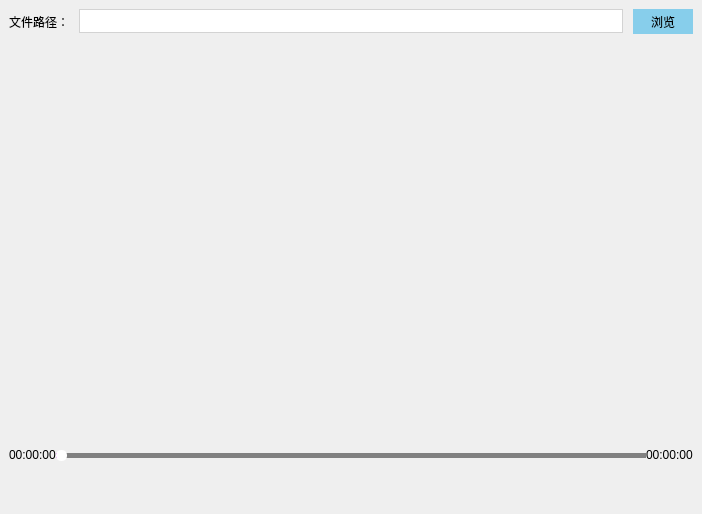
tgtsml/QtPlayer, file mainwindow.ui: the form before one commit.
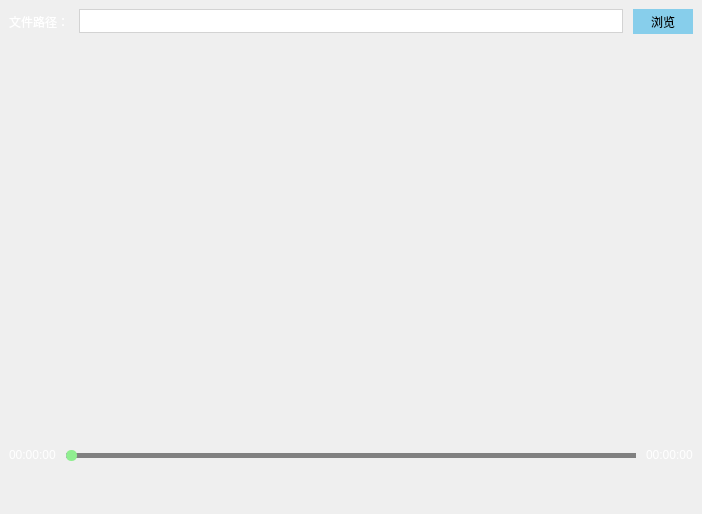
The form after the commit. Icons and pictures are not drawn.

The edit to the form file:
```diff
--- a/mainwindow.ui
+++ b/mainwindow.ui
@@ -98,7 +98,7 @@
 height:5px;
 }
 QSlider::handle:Horizontal {
-background-color:white;
+background-color:lightgreen;
 width:11px;
 margin: -3px 0px;
 border-radius:5px;
@@ -106,6 +106,14 @@
 
 QSlider::handle:Horizontal:hover {
 background-color:red;
+}
+
+QLabel{
+color:white;
+}
+
+QMessageBox QLabel{
+color:black;
 }</string>
   </property>
   <widget class="QWidget" name="centralwidget">
@@ -142,6 +150,9 @@
     </item>
     <item>
      <layout class="QHBoxLayout" name="horizontalLayout_3">
+      <property name="spacing">
+       <number>10</number>
+      </property>
       <item>
        <widget class="QLabel" name="label_playedTime">
         <property name="text">
```
